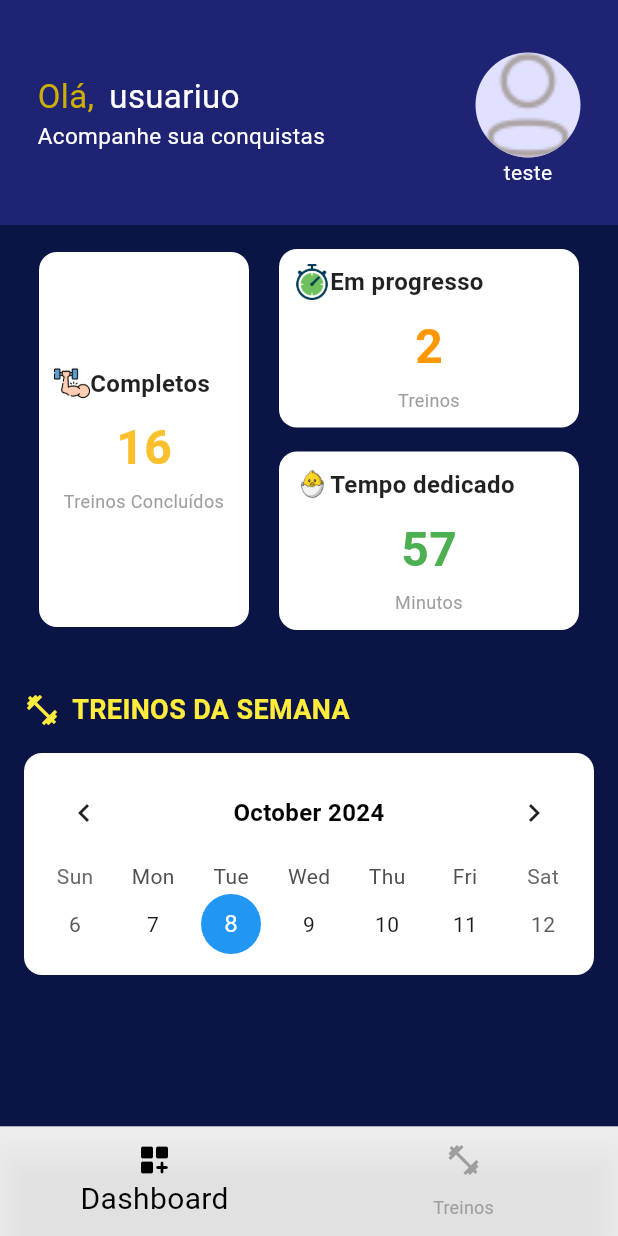
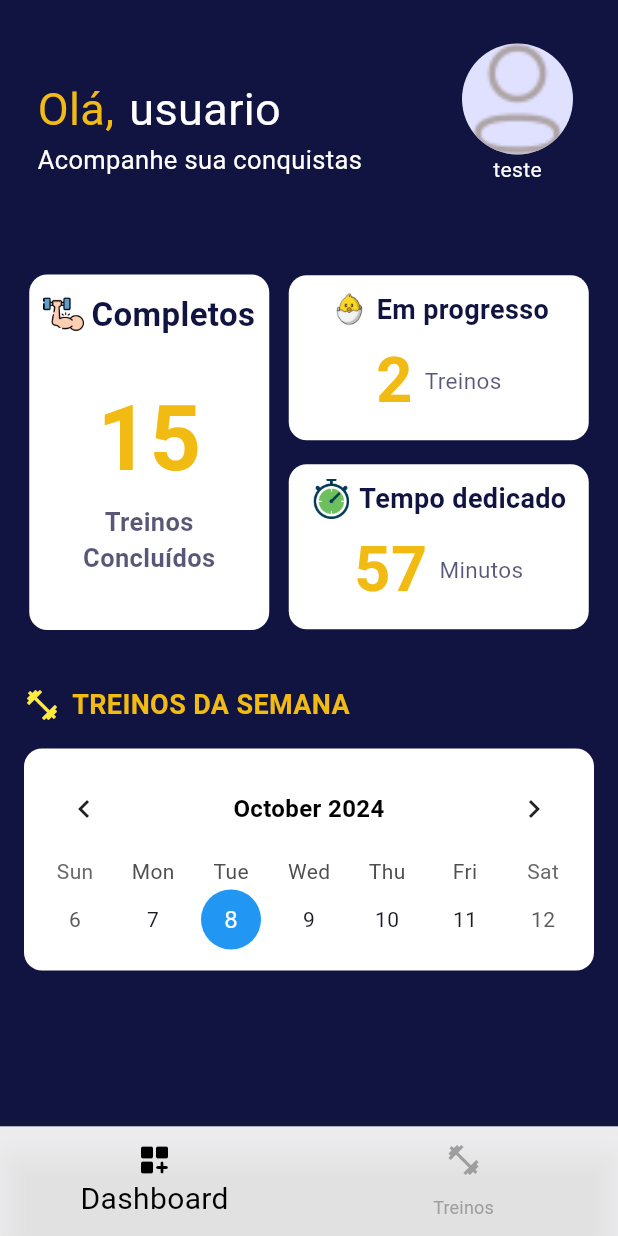
Before and after one commit to educls/start_gym_app, a Flutter app: the HomePageAluno screen opened by its route, on a phone screen of 412 x 824 dp. Run offline on Flutter 3.47's test engine with Material 3 defaults, Android fonts, the light colour scheme and no system bars; drawn by our look-alikes of table_calendar; our stand-ins replace brasil_fields, flutter_pw_validator, flutter_staggered_animations, image_picker, loading_animation_widget and 2 more; missing offline and left inert: dart:ffi; accounts and stored records are empty.

Commit message:
Layout dashboard aluno

```diff
--- a/lib/Views/home/aluno/dashboard_aluno_page.dart
+++ b/lib/Views/home/aluno/dashboard_aluno_page.dart
@@ -2,6 +2,7 @@ import 'dart:ffi';
 
 import 'package:flutter/material.dart';
 import 'package:table_calendar/table_calendar.dart';
+import 'package:start_gym_app/utils/constants/color_constants.dart';
 
 class DashboardAlunoPage extends StatefulWidget {
   const DashboardAlunoPage({super.key});
@@ -14,26 +15,27 @@ class _DashboardAlunoPageState extends State<DashboardAlunoPage> {
   @override
   Widget build(BuildContext context) {
     return Scaffold(
-      backgroundColor: const Color(0xFF0A1546),
+      backgroundColor: ColorConstants.darkBlue,
       body: SingleChildScrollView(
         child: Column(
           crossAxisAlignment: CrossAxisAlignment.start,
           children: [
             // Cards com estatísticas
             Padding(
-              padding: const EdgeInsets.all(16.0),
+              padding: const EdgeInsets.all(13.0),
               child: Row(
                 mainAxisAlignment: MainAxisAlignment.spaceAround,
                 children: [
-                  _buildStatusCard(
+                  _buildStatusCardFinished(
                     title: "Completos",
-                    value: "16",
+                    value: "15",
                     subtitle: "Treinos Concluídos",
                     icon: Icons.fitness_center,
                     iconPath: 'assets/images/home_aluno/musculo-do-braco.png',
-                    color: Colors.yellow.shade700,
-                    height: 250,
+                    color: ColorConstants.darkYellow,
+                    height: 237,
                     main: true,
+                    width: 160,
                   ),
                   Column(
                     children: [
@@ -42,10 +44,11 @@ class _DashboardAlunoPageState extends State<DashboardAlunoPage> {
                         value: "2",
                         subtitle: "Treinos",
                         icon: Icons.directions_run,
-                        iconPath: 'assets/images/home_aluno/cronometro.png',
-                        color: Colors.orange,
+                        iconPath: 'assets/images/home_aluno/progresso.png',
+                        color: ColorConstants.darkYellow,
                         width: 200,
                         main: false,
+                        height: 110,
                       ),
                       const SizedBox(height: 16),
                       _buildStatusCard(
@@ -53,10 +56,11 @@ class _DashboardAlunoPageState extends State<DashboardAlunoPage> {
                         value: "57",
                         subtitle: "Minutos",
                         icon: Icons.timer,
-                        iconPath: 'assets/images/home_aluno/progresso.png',
+                        iconPath: 'assets/images/home_aluno/cronometro.png',
                         color: Colors.green,
                         width: 200,
                         main: false,
+                        height: 110,
                       ),
                     ],
                   ),
@@ -81,7 +85,7 @@ class _DashboardAlunoPageState extends State<DashboardAlunoPage> {
                         style: TextStyle(
                           fontSize: 18,
                           fontWeight: FontWeight.bold,
-                          color: Colors.yellow,
+                          color: ColorConstants.darkYellow,
                         ),
                       ),
                     ],
@@ -99,7 +103,7 @@ class _DashboardAlunoPageState extends State<DashboardAlunoPage> {
     );
   }
 
-  Widget _buildStatusCard({
+  Widget _buildStatusCardFinished({
     required String title,
     required String value,
     required String subtitle,
@@ -113,7 +117,7 @@ class _DashboardAlunoPageState extends State<DashboardAlunoPage> {
     return Container(
       width: width,
       height: height,
-      padding: const EdgeInsets.all(10),
+      padding: const EdgeInsets.all(6),
       decoration: BoxDecoration(
         color: Colors.white,
         borderRadius: BorderRadius.circular(12),
@@ -124,46 +128,121 @@ class _DashboardAlunoPageState extends State<DashboardAlunoPage> {
         children: [
           // Ícone customizado
           Row(
+            mainAxisAlignment: MainAxisAlignment.center,
             children: [
               Image.asset(
                 iconPath!,
-                height: 24,
-                width: 24,
+                height: 27,
+                width: 27,
               ),
-              const SizedBox(height: 8),
+              const SizedBox(width: 5),
               Text(
                 title,
                 style: const TextStyle(
-                  fontSize: 16,
+                  fontSize: 22,
                   fontWeight: FontWeight.bold,
-                  color: Colors.black87,
+                  color: ColorConstants.darkBlue,
                 ),
               ),
             ],
           ),
-          const SizedBox(height: 8),
+          const SizedBox(height: 25), // Espaço entre a Row e a próxima linha
           Column(
+            mainAxisAlignment:
+                MainAxisAlignment.center, // Centraliza verticalmente
             children: [
               Text(
                 value,
                 style: TextStyle(
-                  fontSize: 32,
+                  fontSize: 60,
                   fontWeight: FontWeight.bold,
-                  color: color,
+                  color: ColorConstants.darkYellow,
                 ),
               ),
-              const SizedBox(height: 4),
               Text(
                 subtitle,
                 textAlign: TextAlign.center,
-                style: const TextStyle(fontSize: 12, color: Colors.grey),
+                style: TextStyle(
+                    fontSize: 17,
+                    fontWeight: FontWeight.bold,
+                    color: Color.fromRGBO(26, 25, 68, 0.729)),
               ),
+              const SizedBox(height: 25),
             ],
           )
         ],
       ),
     );
   }
+}
+
+Widget _buildStatusCard({
+  required String title,
+  required String value,
+  required String subtitle,
+  required Color color,
+  required bool main,
+  IconData? icon,
+  String? iconPath,
+  double width = 140,
+  double? height,
+}) {
+  return Container(
+    width: width,
+    height: height,
+    padding: const EdgeInsets.all(6),
+    decoration: BoxDecoration(
+      color: Colors.white,
+      borderRadius: BorderRadius.circular(12),
+    ),
+    child: Column(
+      mainAxisAlignment: MainAxisAlignment.center,
+      mainAxisSize: MainAxisSize.min,
+      children: [
+        // Ícone customizado
+        Row(
+          mainAxisAlignment: MainAxisAlignment.center,
+          children: [
+            Image.asset(
+              iconPath!,
+              height: 27,
+              width: 27,
+            ),
+            const SizedBox(width: 5),
+            Text(
+              title,
+              style: const TextStyle(
+                fontSize: 18,
+                fontWeight: FontWeight.bold,
+                color: ColorConstants.darkBlue,
+              ),
+            ),
+          ],
+        ),
+        const SizedBox(height: 4),
+        Row(
+          mainAxisAlignment: MainAxisAlignment.center,
+          children: [
+            Text(
+              value,
+              style: TextStyle(
+                fontSize: 42,
+                fontWeight: FontWeight.bold,
+                color: ColorConstants.darkYellow,
+              ),
+            ),
+            const SizedBox(width: 8),
+            Text(
+              subtitle,
+              textAlign: TextAlign.center,
+              style: const TextStyle(
+                  fontSize: 15, color: Color.fromRGBO(26, 25, 68, 0.729)),
+            ),
+          ],
+        )
+      ],
+    ),
+  );
 }
 
 // Função para construir o calendário
--- a/lib/Views/home/aluno/home_page_aluno.dart
+++ b/lib/Views/home/aluno/home_page_aluno.dart
@@ -1,6 +1,7 @@
 import 'dart:convert';
 import 'package:flutter/material.dart';
 import 'package:provider/provider.dart';
+import 'package:start_gym_app/utils/constants/color_constants.dart';
 
 import '../../../helpers/is_base64_helper.dart';
 import '../../../mixin/home_state_mixin.dart';
@@ -18,21 +19,29 @@ class HomePageAluno extends StatefulWidget {
   State<HomePageAluno> createState() => _HomePageAlunoState();
 }
 
-class _HomePageAlunoState extends State<HomePageAluno> with HomeStateHelpers<HomePageAluno> {
+class _HomePageAlunoState extends State<HomePageAluno>
+    with HomeStateHelpers<HomePageAluno> {
   @override
   Widget build(BuildContext context) {
     return Scaffold(
-      body: isLoading
-          ? const CustomLoading(
-              color: Color.fromARGB(255, 0, 0, 0),
-            )
-          : buildHomePageAluno(),
+      backgroundColor: ColorConstants.darkBlue,
+      body: SafeArea(
+        child: Padding(
+          padding: EdgeInsets.all(0),
+          child: isLoading
+              ? const CustomLoading(
+                  color: Color.fromARGB(255, 0, 0, 0),
+                )
+              : buildHomePageAluno(),
+        ),
+      ),
     );
   }
 
   Widget buildHomePageAluno() {
     // var userInfos = Provider.of<DataAppProvider>(context, listen: true).userInfos;
     return Scaffold(
+        backgroundColor: ColorConstants.darkBlue,
         appBar: CustomAppBar(
           userImage: Image.asset(PathConstants.photoDefault),
           // userName: Provider.of<DataAppProvider>(context, listen: true).userInfos.nome,
@@ -42,6 +51,7 @@ class _HomePageAlunoState extends State<HomePageAluno> with HomeStateHelpers<Hom
           type: NavBarType.aluno,
           editRoute: '/edit-aluno-perfil',
         ),
-        body: CustomBodyHome(bottomBarPages: bottomBarPagesAluno, type: NavBarType.aluno));
+        body: CustomBodyHome(
+            bottomBarPages: bottomBarPagesAluno, type: NavBarType.aluno));
   }
 }
--- a/lib/widgets/appbar/custom_appbar.dart
+++ b/lib/widgets/appbar/custom_appbar.dart
@@ -24,10 +24,10 @@ class CustomAppBar extends StatelessWidget implements PreferredSizeWidget {
   Widget build(BuildContext context) {
     return Container(
       decoration: const BoxDecoration(
-        color: ColorConstants.blue,
+        color: ColorConstants.darkBlue,
       ),
       child: SizedBox(
-        height: 150,
+        height: 170,
         child: Padding(
           padding: const EdgeInsets.all(25.0),
           child: Row(
@@ -43,25 +43,29 @@ class CustomAppBar extends StatelessWidget implements PreferredSizeWidget {
                         onTap: () => Navigator.pop(context),
                         child: const Text(
                           "Olá,",
-                          style: TextStyle(color: Color.fromARGB(255, 204, 174, 4), fontSize: 22),
+                          style: TextStyle(
+                            color: ColorConstants.darkYellow,
+                            fontSize: 30,
+                          ),
                         ),
                       ),
                       const SizedBox(width: 10),
                       Text(
-                        'usuariuo',
+                        'usuario',
                         // userName,
-                        style: const TextStyle(color: Colors.white, fontSize: 22),
+                        style:
+                            const TextStyle(color: Colors.white, fontSize: 30),
                       ),
                     ],
                   ),
                   const Text(
                     'Acompanhe sua conquistas',
-                    style: TextStyle(color: Colors.white, fontSize: 15),
+                    style: TextStyle(color: Colors.white, fontSize: 17),
                   ),
                 ],
               ),
               Padding(
-                padding: const EdgeInsets.only(top: 10),
+                padding: const EdgeInsets.only(top: 4, right: 5),
                 child: GestureDetector(
                   onTap: () {
                     Navigator.pushNamed(context, editRoute);
@@ -70,7 +74,7 @@ class CustomAppBar extends StatelessWidget implements PreferredSizeWidget {
                     children: [
                       CircleAvatar(
                         backgroundImage: userImage.image,
-                        radius: 35,
+                        radius: 37,
                       ),
                       Text(
                         'teste',
```
Also changed, not shown: pubspec.lock.
